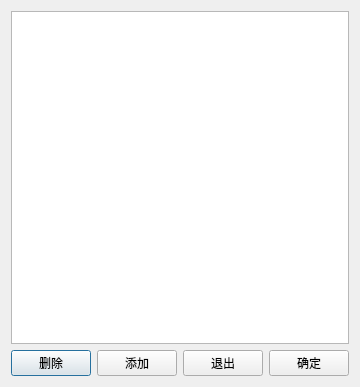
The window that plugins/neohotkeyplg_qt/src/shortcutdlg.ui (yjmthu/Neobox) describes before a commit, drawn with Qt 5.
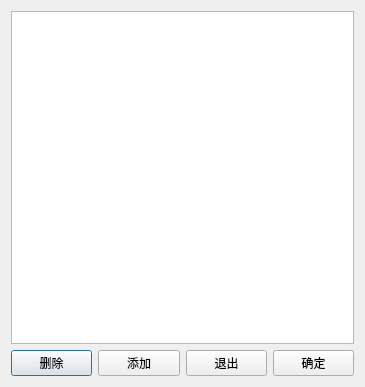
The same window after the commit.

Diff of the .ui file:
```diff
--- a/plugins/neohotkeyplg_qt/src/shortcutdlg.ui
+++ b/plugins/neohotkeyplg_qt/src/shortcutdlg.ui
@@ -6,7 +6,7 @@
    <rect>
     <x>0</x>
     <y>0</y>
-    <width>359</width>
+    <width>365</width>
     <height>387</height>
    </rect>
   </property>
```
Left out of the diff: 12 changed lines with no effect on the pictures.
